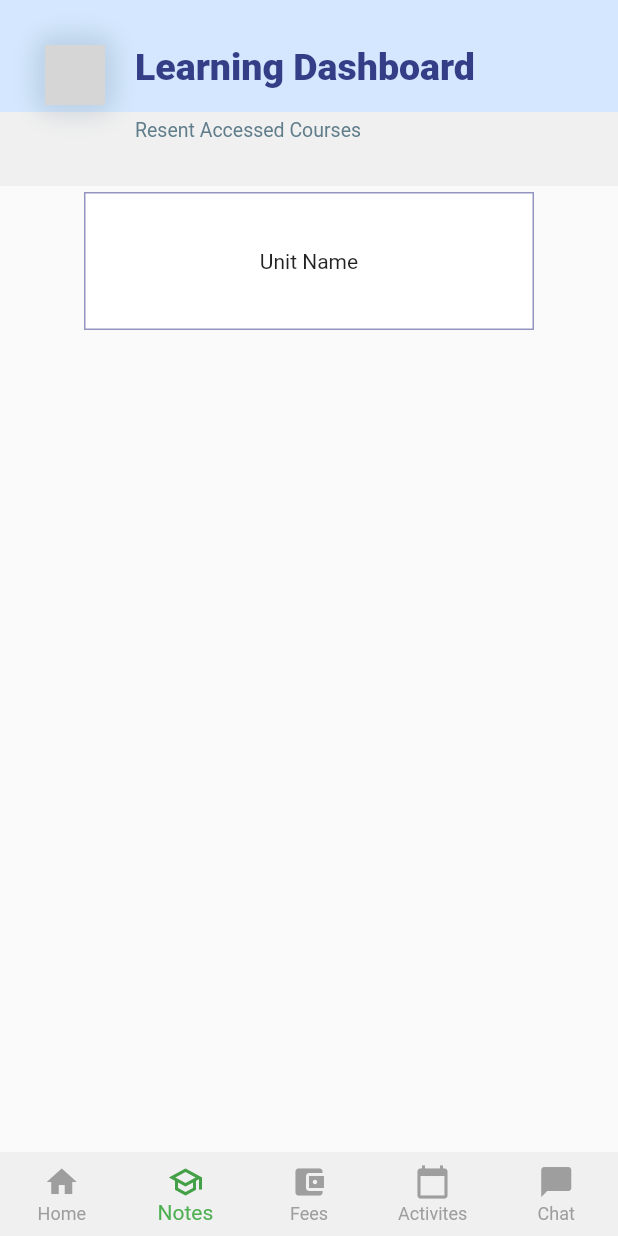
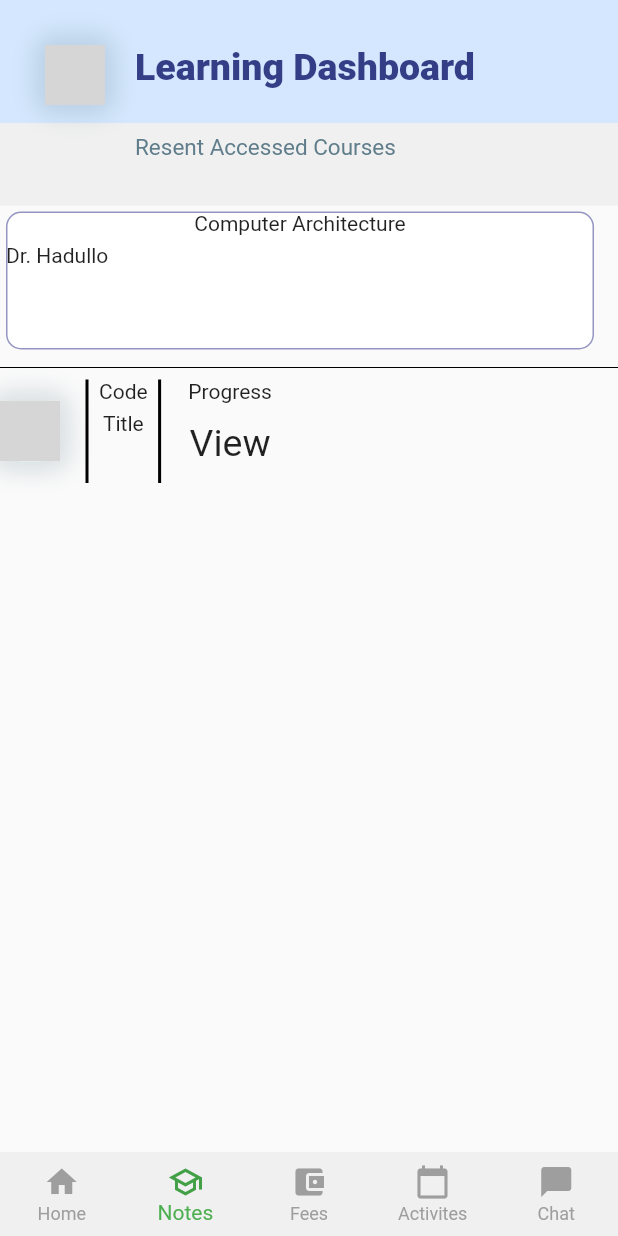
Before and after one commit to Bildad0/UniApp, a Flutter app: the screen it shows once a user with an empty profile is signed in, item 2 of the bottom bar chosen, on a phone screen of 412 x 824 dp. Run offline on Flutter 3.47's test engine with Material 2 defaults, Android fonts, the phone set to English and light mode, and no system bars; our stand-ins replace firebase_auth, firebase_core, flutter_neumorphic, flutter_switch, progress_indicators, table_calendar; accounts and stored records are empty; network calls fail; grey boxes are pictures that could not be loaded.

Commit message:
updates and fixes

```diff
--- a/lib/Views/notes.dart
+++ b/lib/Views/notes.dart
@@ -25,7 +25,6 @@ class _NotesPageState extends State<NotesPage> {
             children: [
               Container(
                 decoration: const BoxDecoration(
-                    //color: Color(0xFFD4E7FE),
                   gradient: LinearGradient(
                       colors: [
                         Color(0xFFD4E7FE),
@@ -33,7 +32,8 @@ class _NotesPageState extends State<NotesPage> {
                       ],
                       begin: Alignment.topCenter,
                       end: Alignment.bottomCenter,
-                        stops: [0.6, 0.3])),
+                      stops: [0.6, 0.3]),
+                ),
                 padding:
                     const EdgeInsets.symmetric(horizontal: 30, vertical: 30),
                 child: Column(
@@ -64,7 +64,8 @@ class _NotesPageState extends State<NotesPage> {
                               ],
                               image: const DecorationImage(
                                 fit: BoxFit.cover,
-                                image: NetworkImage(""),
+                                image: NetworkImage(
+                                    "https://cdn.pixabay.com/photo/2015/04/23/22/00/tree-736885__480.jpg"),
                               ),
                             ),
                           ),
@@ -84,13 +85,15 @@ class _NotesPageState extends State<NotesPage> {
                               ),
                             ),
                             SizedBox(
-                              height: 20,
+                              height: 30,
                             ),
-                            Text(
+                            Center(
+                              child: Text(
                                 "Resent Accessed Courses",
                                 style: TextStyle(
-                                fontSize: 13,
+                                  fontSize: 15,
                                   color: Colors.blueGrey,
+                                ),
                               ),
                             ),
                           ],
@@ -102,28 +105,153 @@ class _NotesPageState extends State<NotesPage> {
               ),
             ],
           ),
-          const SizedBox(
+          SizedBox(
             height: 100,
-            width: 500,
-            child: Center(
+            width: 400,
             child: Card(
-                shadowColor: Color.fromARGB(255, 177, 195, 226),
+              shadowColor: const Color.fromARGB(255, 177, 195, 226),
               elevation: 0,
-                shape: RoundedRectangleBorder(
+              shape: const RoundedRectangleBorder(
+                borderRadius: BorderRadius.all(Radius.circular(10)),
                 side: BorderSide(
                   color: Color.fromARGB(255, 148, 148, 194),
                 ),
               ),
               child: SizedBox(
-                  width: 300,
+                width: 200,
                 height: 100,
-                  child: Center(child: Text('Unit Name')),
+                child: Column(
+                  children: [
+                    const Text("Computer Architecture"),
+                    const SizedBox(
+                      height: 5,
+                    ),
+                    Row(
+                      children: const [
+                        Text("Dr. Hadullo"),
+                      ],
+                    )
+                  ],
                 ),
               ),
             ),
-          )
+          ),
+          const Divider(
+            color: Colors.black,
+          ),
+          const CourseOverview(),
         ],
       ),
     );
   }
 }
+
+class CourseOverview extends StatelessWidget {
+  const CourseOverview({super.key});
+
+  @override
+  Widget build(BuildContext context) {
+    return Column(
+      children: [
+        IntrinsicHeight(
+          child: Row(
+            children: [
+              Container(
+                width: 40,
+                height: 40,
+                decoration: BoxDecoration(
+                  borderRadius: BorderRadius.circular(15),
+                  border: Border.all(width: 1, color: Colors.white),
+                  boxShadow: [
+                    BoxShadow(
+                      color: Colors.blueGrey.withOpacity(0.2),
+                      blurRadius: 12,
+                      spreadRadius: 8,
+                    )
+                  ],
+                  image: const DecorationImage(
+                    fit: BoxFit.cover,
+                    image: NetworkImage(
+                        "https://cdn.pixabay.com/photo/2015/04/23/22/00/tree-736885__480.jpg"),
+                  ),
+                ),
+              ),
+              const SizedBox(
+                width: 10,
+              ),
+              const VerticalDivider(
+                color: Colors.black,
+                thickness: 2,
+              ),
+              Column(
+                children: const [
+                  Text("Code"),
+                  SizedBox(
+                    height: 5,
+                  ),
+                  Text("Title")
+                ],
+              ),
+              const VerticalDivider(
+                color: Colors.black,
+                thickness: 2,
+              ),
+              Column(
+                children: const [
+                  Text("Progress"),
+                  ProgressBar(),
+                ],
+              )
+            ],
+          ),
+        ),
+        Row(),
+      ],
+    );
+  }
+}
+
+class ProgressBar extends StatefulWidget {
+  const ProgressBar({super.key});
+  @override
+  State<StatefulWidget> createState() {
+    return ProgressBarState();
+  }
+}
+
+class ProgressBarState extends State<ProgressBar> {
+  late bool _loading;
+  late double _progressValue;
+
+  @override
+  void initState() {
+    super.initState();
+    _loading = false;
+    _progressValue = 0.0;
+  }
+
+  @override
+  Widget build(BuildContext context) {
+    return Center(
+      child: Container(
+        padding: const EdgeInsets.all(12.0),
+        child: _loading
+            ? Column(
+                mainAxisAlignment: MainAxisAlignment.center,
+                children: <Widget>[
+                  LinearProgressIndicator(
+                    backgroundColor: Colors.cyanAccent,
+                    valueColor: const AlwaysStoppedAnimation<Color>(Colors.red),
+                    value: _progressValue,
+                  ),
+                  Text('${(_progressValue * 100).round()}%'),
+                ],
+              )
+            : const Text(
+                "View",
+                style: TextStyle(fontSize: 25),
+              ),
+      ),
+    );
+  }
+}
```
Lines whose indentation alone changed are shown as unchanged.
